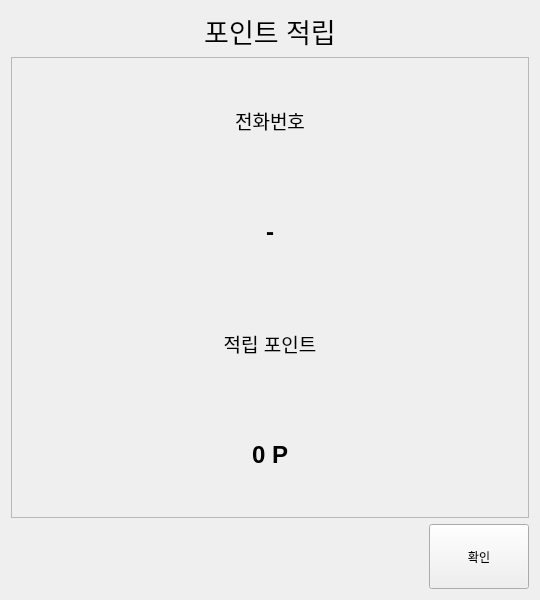
minki9252/TheVentiKiosk, file VentiApp/Point/pointresultview.ui: the form before one commit.
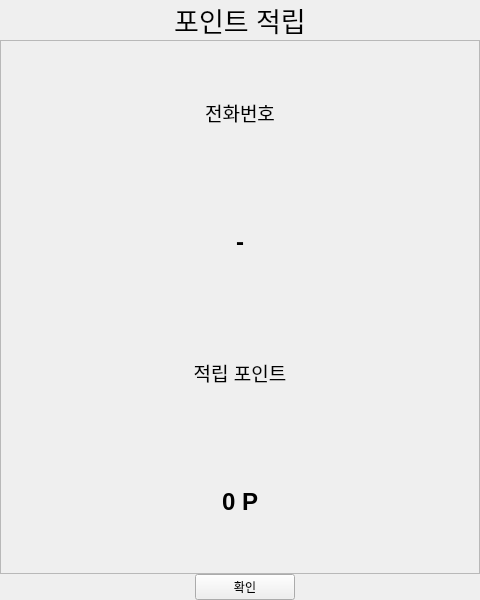
The form after the commit.

```diff
--- a/VentiApp/Point/pointresultview.ui
+++ b/VentiApp/Point/pointresultview.ui
@@ -6,20 +6,20 @@
    <rect>
     <x>0</x>
     <y>0</y>
-    <width>540</width>
+    <width>480</width>
     <height>600</height>
    </rect>
   </property>
   <property name="minimumSize">
    <size>
-    <width>540</width>
-    <height>600</height>
+    <width>0</width>
+    <height>0</height>
    </size>
   </property>
   <property name="maximumSize">
    <size>
-    <width>540</width>
-    <height>600</height>
+    <width>16777215</width>
+    <height>16777215</height>
    </size>
   </property>
   <property name="windowTitle">
@@ -29,6 +29,21 @@
    <bool>true</bool>
   </property>
   <layout class="QVBoxLayout" name="verticalLayout">
+   <property name="spacing">
+    <number>0</number>
+   </property>
+   <property name="leftMargin">
+    <number>0</number>
+   </property>
+   <property name="topMargin">
+    <number>0</number>
+   </property>
+   <property name="rightMargin">
+    <number>0</number>
+   </property>
+   <property name="bottomMargin">
+    <number>0</number>
+   </property>
    <item>
     <widget class="QLabel" name="label_title">
      <property name="font">
@@ -97,6 +112,25 @@
           <pointsize>14</pointsize>
          </font>
         </property>
+        <property name="styleSheet">
+         <string notr="true">/* 전체 위젯의 강제 너비 제한 해제 */
+QWidget#PointInputView, QWidget#PointResultView {
+    background-color: #FFFFFF;
+    min-width: 400px; /* 최소 너비만 보장 */
+    max-width: 1000px; /* 최대치는 넉넉하게 설정하여 잘림 방지 */
+}
+
+/* 레이아웃 내부 요소들이 삐져나가지 않도록 패딩 조정 */
+QVBoxLayout, QHBoxLayout {
+    padding-right: 10px; /* 오른쪽 끝에 여백을 살짝 주어 잘림 현상 시각적 방지 */
+}
+
+/* 버튼들이 가로로 너무 꽉 차지 않게 설정 */
+QPushButton {
+    margin-right: 5px;
+    margin-left: 5px;
+}</string>
+        </property>
         <property name="text">
          <string>적립 포인트</string>
         </property>
@@ -131,9 +165,12 @@
        <property name="orientation">
         <enum>Qt::Orientation::Horizontal</enum>
        </property>
+       <property name="sizeType">
+        <enum>QSizePolicy::Policy::Preferred</enum>
+       </property>
        <property name="sizeHint" stdset="0">
         <size>
-         <width>40</width>
+         <width>10</width>
          <height>20</height>
         </size>
        </property>
@@ -144,7 +181,7 @@
        <property name="minimumSize">
         <size>
          <width>100</width>
-         <height>65</height>
+         <height>0</height>
         </size>
        </property>
        <property name="maximumSize">
```
